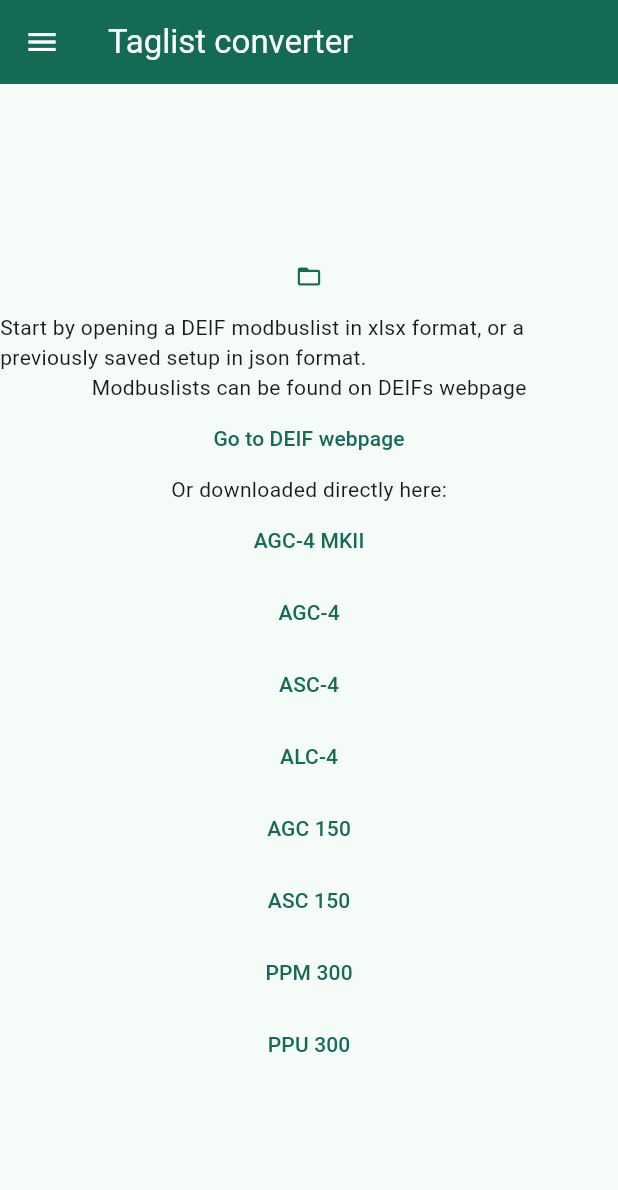
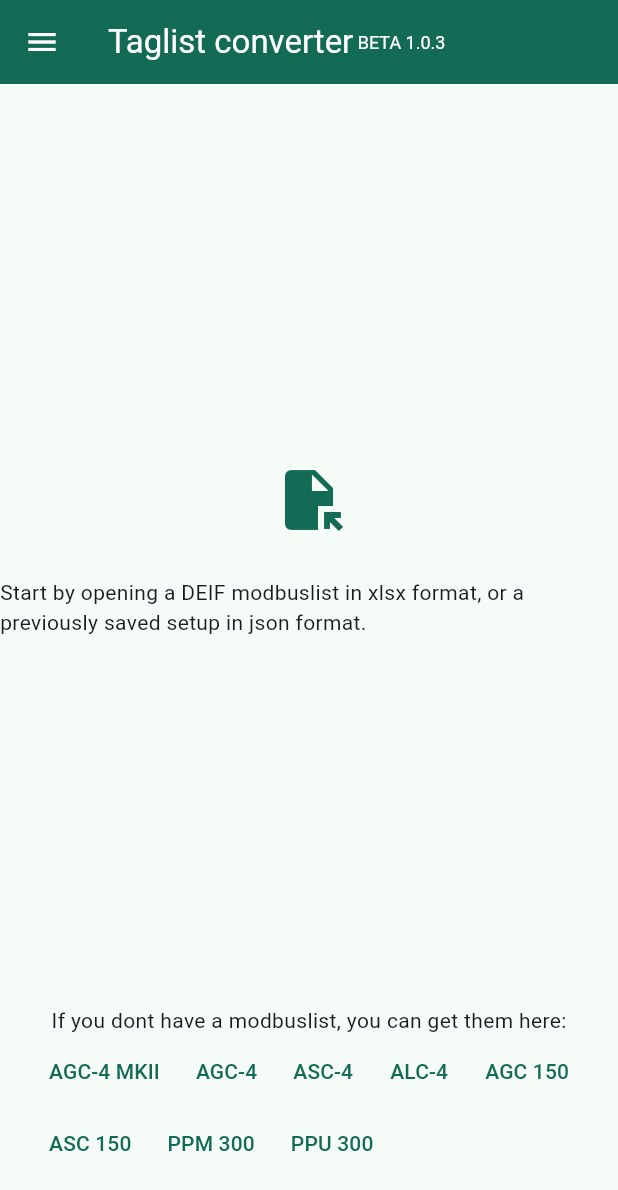
Before and after one commit to athorsnes/taglist_converter, a Flutter app: the screen it shows after launch, on a phone screen of 412 x 824 dp. Shown: the top 1190 px of the screen. Run offline on Flutter 3.47's test engine with Material 2 defaults, Android fonts, the phone set to English and light mode, and no system bars; our stand-ins replace file_picker, package_info_plus; missing offline and left inert: dart:html, excel.

Commit message:
updated web to beta 1.0.3

```diff
--- a/lib/homepage.dart
+++ b/lib/homepage.dart
@@ -508,10 +508,14 @@
             ],
           ),
           ExpansionTile(
-            title: Text("About"),
+            title: const Text("About"),
             children: [
               Text(widget.packageInfo.appName),
               Text(widget.packageInfo.version),
+              TextButton(
+                  onPressed: () => _launchUrl(
+                      "https://github.com/athorsnes/taglist_converter#taglist_converter"),
+                  child: const Text("Readme on github"))
             ],
           )
         ]),
@@ -523,6 +527,10 @@
         title: Row(children: [
           const Text(
             "Taglist converter",
+          ),
+          Text(
+            " BETA ${widget.packageInfo.version}",
+            style: const TextStyle(fontSize: 12),
           ),
           Expanded(child: Container()),
           ...tagListLoaded
@@ -554,30 +562,52 @@
         ]),
       ),
       body: !tagListLoaded
-          ? Center(
+          ? Column(
+              children: [
+                Expanded(
+                  flex: 8,
+                  child: Center(
                     child: Column(
-                mainAxisSize: MainAxisSize.min,
+                      mainAxisAlignment: MainAxisAlignment.center,
                       children: [
                         Tooltip(
                           message: "Open file",
                           child: TextButton(
                               onPressed: () => _openFile(),
-                        child: const Icon(Icons.folder_open)),
+                              child: const Icon(
+                                Icons.file_open,
+                                size: 48,
+                              )),
+                        ),
+                        const SizedBox(
+                          height: 20,
                         ),
                         const Text(
                             "Start by opening a DEIF modbuslist in xlsx format, or a previously saved setup in json format."),
-                  const Text("Modbuslists can be found on DEIFs webpage"),
-                  TextButton(
-                      onPressed: () => _launchUrl("https://www.deif.com"),
-                      child: const Text("Go to DEIF webpage")),
-                  const Text("Or downloaded directly here:"),
-                  ...deifLinks.entries.map((e) {
-                    return TextButton(
-                        onPressed: () => _launchUrl(e.value),
-                        child: Text(e.key));
-                  }).toList(),
                       ],
                     ),
+                  ),
+                ),
+                Expanded(
+                  flex: 2,
+                  child: Column(
+                    children: [
+                      const Text(
+                          "If you dont have a modbuslist, you can get them here:"),
+                      Wrap(
+                        children: deifLinks.entries.map((e) {
+                          return Tooltip(
+                            message: e.value,
+                            child: TextButton(
+                                onPressed: () => _launchUrl(e.value),
+                                child: Text(e.key)),
+                          );
+                        }).toList(),
+                      ),
+                    ],
+                  ),
+                )
+              ],
             )
           : Column(
               children: [
--- a/pubspec.yaml
+++ b/pubspec.yaml
@@ -16,7 +16,7 @@
 # https://developer.apple.com/library/archive/documentation/General/Reference/InfoPlistKeyReference/Articles/CoreFoundationKeys.html
 # In Windows, build-name is used as the major, minor, and patch parts
 # of the product and file versions while build-number is used as the build suffix.
-version: 1.0.2+1
+version: 1.0.3+1
 
 environment:
   sdk: '>=3.0.1 <4.0.0'
```
Also changed, not shown: 2 other files. Lines whose indentation alone changed are shown as unchanged.
